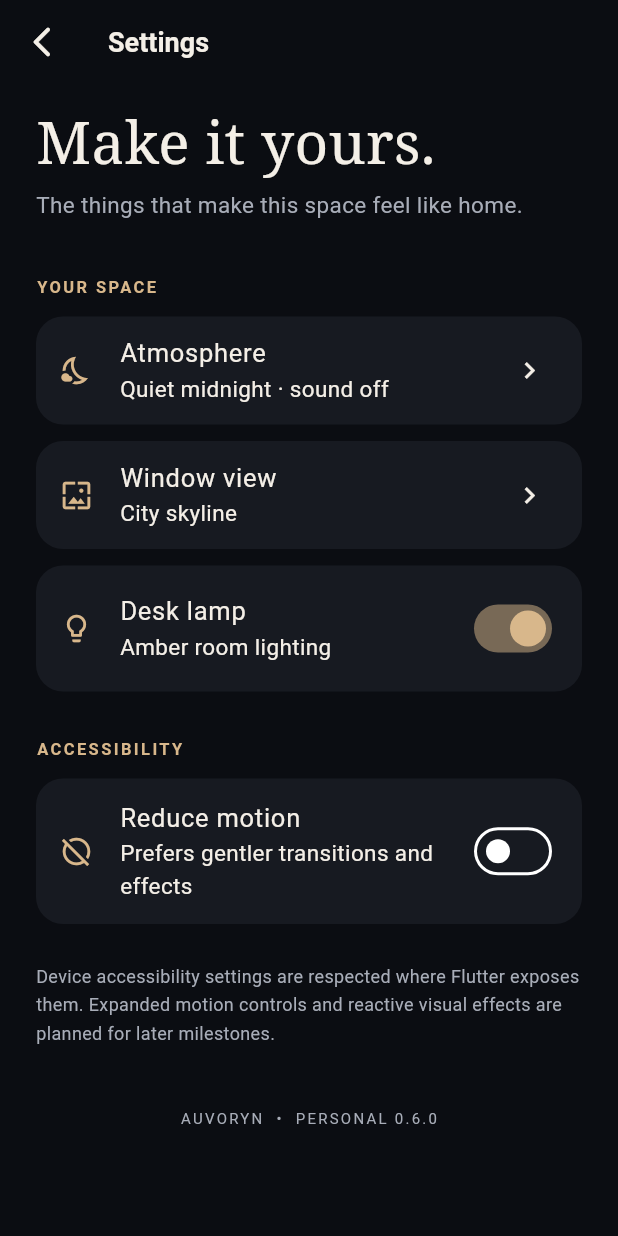
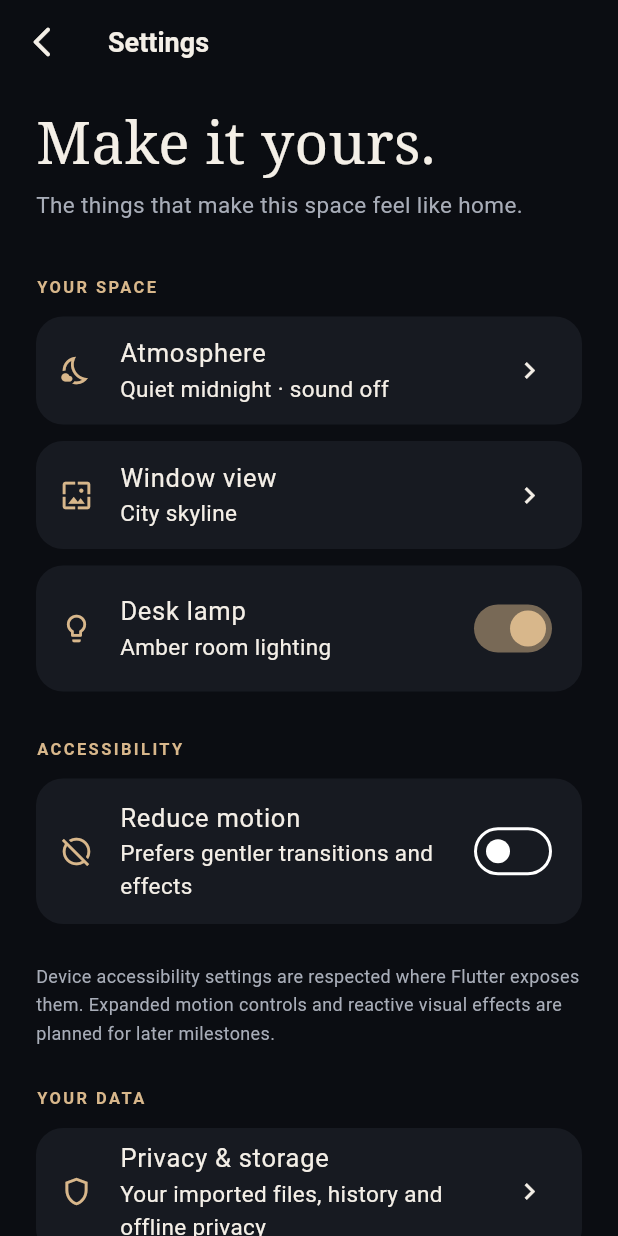
Before and after one commit to markbrian-hue/AUVORYN, a Flutter app: the SettingsPage screen opened by its route, on a phone screen of 412 x 824 dp. Run offline on Flutter 3.47's test engine with Material 3 defaults, Android fonts, the phone set to English and light mode, and no system bars; our stand-ins replace audio_service, audioplayers, file_picker, flutter_riverpod, go_router, just_audio and 3 more; missing offline and left inert: audio_metadata_reader, audio_session; accounts and stored records are empty.

Commit message:
release(m7): update lib/features/settings/presentation/settings_page.dart

```diff
--- a/lib/features/settings/presentation/settings_page.dart
+++ b/lib/features/settings/presentation/settings_page.dart
@@ -89,10 +89,19 @@ class SettingsPage extends ConsumerWidget {
                 height: 1.6,
               ),
             ),
+            const SizedBox(height: 26),
+            const _SectionLabel('YOUR DATA'),
+            const SizedBox(height: 12),
+            _SettingsTile(
+              title: 'Privacy & storage',
+              subtitle: 'Your imported files, history and offline privacy',
+              icon: Icons.shield_outlined,
+              onTap: () => context.push('/about'),
+            ),
             const SizedBox(height: 40),
             const Center(
               child: Text(
-                'AUVORYN  •  PERSONAL 0.6.0',
+                'AUVORYN  •  RELEASE QA 0.7.0',
                 style: TextStyle(
                   fontSize: 10,
                   letterSpacing: 1.5,
```
